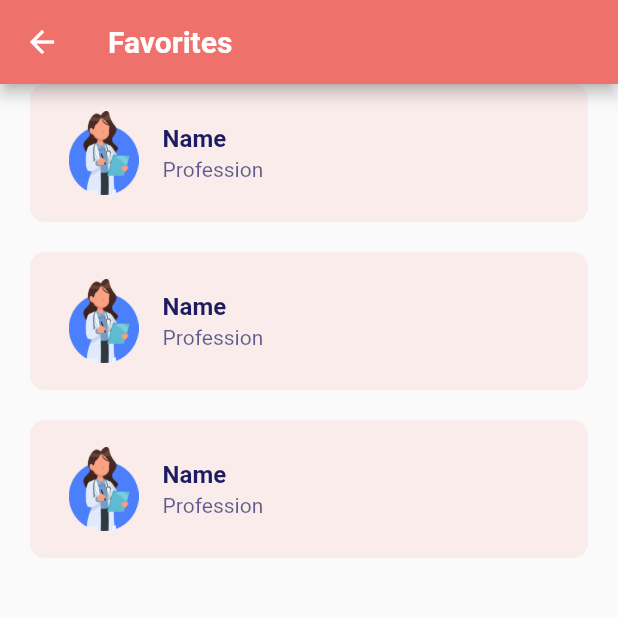
After one commit to anasallahham/The_Consultant, a Flutter app: the HomeScreen screen opened directly, after a tap on the "favorite" icon, on a phone screen of 412 x 824 dp, the top half of it. The commit adds this screen. Run offline on Flutter 3.47's test engine with Material 2 defaults, Android fonts, the phone set to English and light mode, and no system bars; our stand-ins replace bloc, dio, flutter_bloc, flutter_svg, google_fonts, image_picker and 1 more; accounts and stored records are empty; generated files the repository leaves out were written again.

Commit message:
first commit

```diff
--- /dev/null
+++ b/lib/modules/favorites_screen.dart
@@ -0,0 +1,40 @@
+import 'package:flutter/material.dart';
+import 'package:the_consultant/shared/styles/colors.dart';
+import 'package:the_consultant/shared/components/expert_card.dart';
+class FavoritesScreen extends StatelessWidget {
+
+  @override
+  Widget build(BuildContext context) {
+    return Scaffold(
+      appBar: AppBar(
+        backgroundColor: kOrangeColor ,
+        title: Text(
+          'Favorites',
+          style: TextStyle(
+              fontSize: 20.0,
+              fontWeight: FontWeight.bold
+          ),
+
+        ),
+      ),
+      body:
+      Padding(
+        padding: const EdgeInsets.symmetric(horizontal: 20),
+        child: ListView.separated(
+          physics: BouncingScrollPhysics(),
+          itemBuilder: (context, index) => buildExpertCard(),
+          separatorBuilder: (context, index) =>SizedBox(height: 20,),
+          itemCount: 3,
+        ),
+      ),
+    );
+  }
+  buildExpertCard() {
+    return ExpertCard(
+      'Name',
+      'Profession',
+      'assets/images/doctor1.png',
+      kOrangeColor,
+    );
+  }
+}
--- a/lib/modules/home_screen.dart
+++ b/lib/modules/home_screen.dart
@@ -1,6 +1,7 @@
 import 'package:the_consultant/language/language.dart';
 import 'package:the_consultant/language/language_constants.dart';
 import 'package:the_consultant/main.dart';
+import 'package:the_consultant/modules/favorites_screen.dart';
 import 'package:the_consultant/shared/components/category_card.dart';
 import 'package:the_consultant/shared/components/expert_card.dart';
 import 'package:the_consultant/shared/components/search_bar.dart';
@@ -26,7 +27,21 @@ class HomeScreen extends StatelessWidget {
                 child: Row(
                   mainAxisAlignment: MainAxisAlignment.spaceBetween,
                   children: <Widget>[
-                    SvgPicture.asset('assets/icons/menu.svg'),
+                    InkWell(
+                      child: Icon(
+                        Icons.favorite,
+                        color: Colors.pink,
+                      ),
+                        onTap: (){
+                          Navigator.push(
+                              context,
+                              MaterialPageRoute(
+                                builder: (context)=> FavoritesScreen(),
+                              )
+                          );
+
+                        } ,
+                    ),
                     Padding(
             padding: const EdgeInsets.all(3.0),
             child: DropdownButton<Language>(
```
